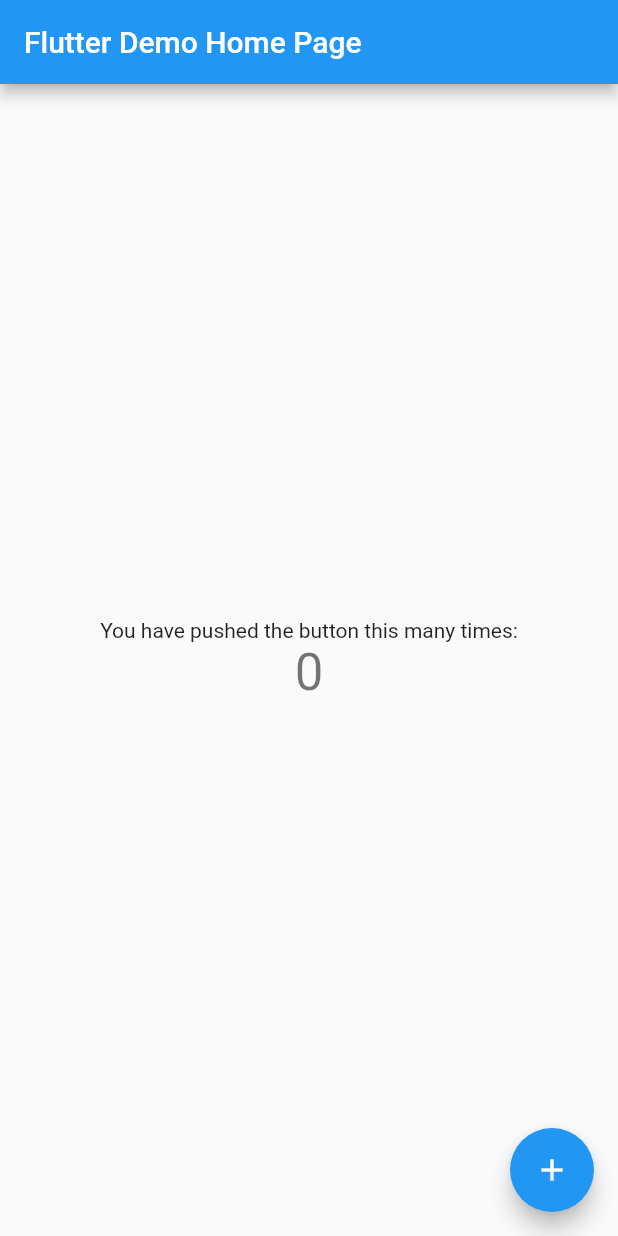
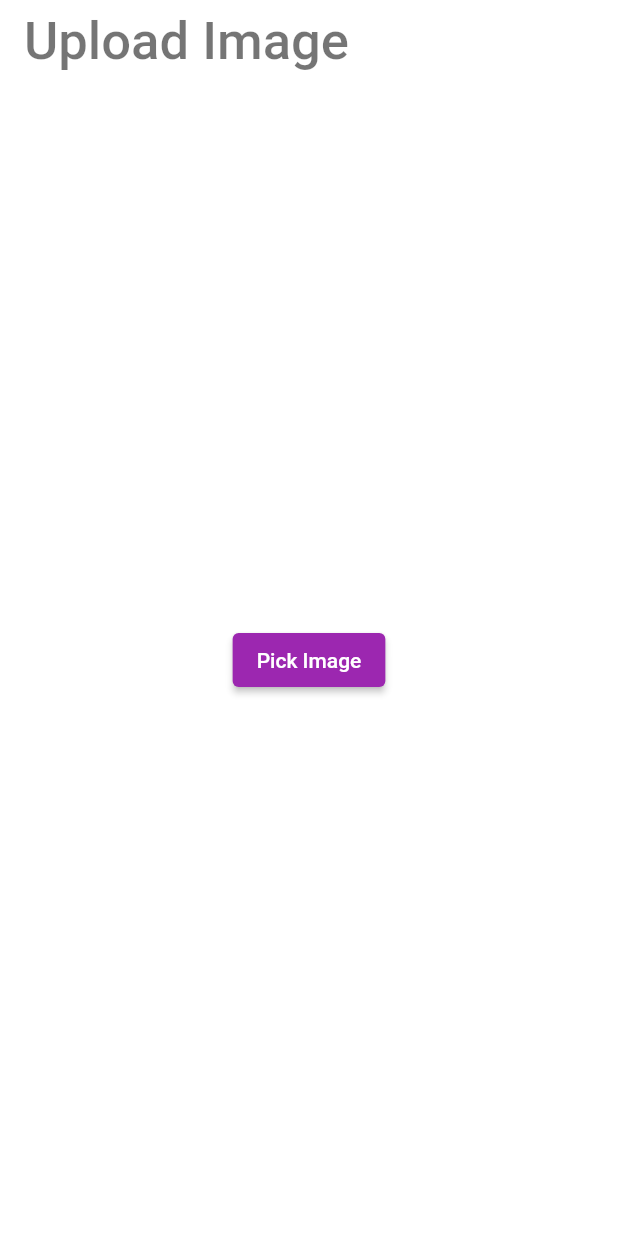
Before and after one commit to Sirsho29/veda_flutter_assgn, a Flutter app: the screen it shows after launch, on a phone screen of 412 x 824 dp. Run offline on Flutter 3.47's test engine with Material 2 defaults, Android fonts, the phone set to English and light mode, and no system bars; our stand-ins replace fluttertoast, image_picker.

Commit message:
assignment updated

```diff
--- a/lib/main.dart
+++ b/lib/main.dart
@@ -1,113 +1,20 @@
 import 'package:flutter/material.dart';
+import 'package:veda_flutter_assgn/upload.dart';
 
 void main() {
   runApp(MyApp());
 }
 
 class MyApp extends StatelessWidget {
-  // This widget is the root of your application.
   @override
   Widget build(BuildContext context) {
     return MaterialApp(
-      title: 'Flutter Demo',
+      title: 'Veda enterprises',
+      debugShowCheckedModeBanner: false,
       theme: ThemeData(
-        // This is the theme of your application.
-        //
-        // Try running your application with "flutter run". You'll see the
-        // application has a blue toolbar. Then, without quitting the app, try
-        // changing the primarySwatch below to Colors.green and then invoke
-        // "hot reload" (press "r" in the console where you ran "flutter run",
-        // or simply save your changes to "hot reload" in a Flutter IDE).
-        // Notice that the counter didn't reset back to zero; the application
-        // is not restarted.
         primarySwatch: Colors.blue,
       ),
-      home: MyHomePage(title: 'Flutter Demo Home Page'),
+      home: ImageUploadPage(),
     );
   }
 }
-
-class MyHomePage extends StatefulWidget {
-  MyHomePage({Key? key, required this.title}) : super(key: key);
-
-  // This widget is the home page of your application. It is stateful, meaning
-  // that it has a State object (defined below) that contains fields that affect
-  // how it looks.
-
-  // This class is the configuration for the state. It holds the values (in this
-  // case the title) provided by the parent (in this case the App widget) and
-  // used by the build method of the State. Fields in a Widget subclass are
-  // always marked "final".
-
-  final String title;
-
-  @override
-  _MyHomePageState createState() => _MyHomePageState();
-}
-
-class _MyHomePageState extends State<MyHomePage> {
-  int _counter = 0;
-
-  void _incrementCounter() {
-    setState(() {
-      // This call to setState tells the Flutter framework that something has
-      // changed in this State, which causes it to rerun the build method below
-      // so that the display can reflect the updated values. If we changed
-      // _counter without calling setState(), then the build method would not be
-      // called again, and so nothing would appear to happen.
-      _counter++;
-    });
-  }
-
-  @override
-  Widget build(BuildContext context) {
-    // This method is rerun every time setState is called, for instance as done
-    // by the _incrementCounter method above.
-    //
-    // The Flutter framework has been optimized to make rerunning build methods
-    // fast, so that you can just rebuild anything that needs updating rather
-    // than having to individually change instances of widgets.
-    return Scaffold(
-      appBar: AppBar(
-        // Here we take the value from the MyHomePage object that was created by
-        // the App.build method, and use it to set our appbar title.
-        title: Text(widget.title),
-      ),
-      body: Center(
-        // Center is a layout widget. It takes a single child and positions it
-        // in the middle of the parent.
-        child: Column(
-          // Column is also a layout widget. It takes a list of children and
-          // arranges them vertically. By default, it sizes itself to fit its
-          // children horizontally, and tries to be as tall as its parent.
-          //
-          // Invoke "debug painting" (press "p" in the console, choose the
-          // "Toggle Debug Paint" action from the Flutter Inspector in Android
-          // Studio, or the "Toggle Debug Paint" command in Visual Studio Code)
-          // to see the wireframe for each widget.
-          //
-          // Column has various properties to control how it sizes itself and
-          // how it positions its children. Here we use mainAxisAlignment to
-          // center the children vertically; the main axis here is the vertical
-          // axis because Columns are vertical (the cross axis would be
-          // horizontal).
-          mainAxisAlignment: MainAxisAlignment.center,
-          children: <Widget>[
-            Text(
-              'You have pushed the button this many times:',
-            ),
-            Text(
-              '$_counter',
-              style: Theme.of(context).textTheme.headline4,
-            ),
-          ],
-        ),
-      ),
-      floatingActionButton: FloatingActionButton(
-        onPressed: _incrementCounter,
-        tooltip: 'Increment',
-        child: Icon(Icons.add),
-      ), // This trailing comma makes auto-formatting nicer for build methods.
-    );
-  }
-}
--- /dev/null
+++ b/lib/upload.dart
@@ -0,0 +1,171 @@
+import 'dart:developer';
+import 'dart:io';
+
+import 'package:flutter/material.dart';
+import 'package:fluttertoast/fluttertoast.dart';
+import 'package:image_picker/image_picker.dart';
+import 'package:veda_flutter_assgn/utils.dart';
+
+import 'package:http/http.dart' as http;
+
+class ImageUploadPage extends StatefulWidget {
+  @override
+  _ImageUploadPageState createState() => _ImageUploadPageState();
+}
+
+class _ImageUploadPageState extends State<ImageUploadPage> {
+  String imgPath;
+  double uploadLoadingProgress;
+
+  /// Function for picking image using image_picker library
+  void selectImage() {
+    ImagePicker().pickImage(source: ImageSource.gallery).then((value) async {
+      if (value != null) {
+        setState(() {
+          imgPath = value.path;
+        });
+      }
+    });
+  }
+
+  /// Upload image as multipart to given API
+  void uploadImg() async {
+    if (imgPath == null) {
+    } else {
+      try {
+        final request = MultipartRequest(
+          'POST',
+          Uri.parse("https://codelime.in/api/remind-app-token"),
+          onProgress: (int bytes, int total) {
+            final progress = bytes / total;
+            setState(() {
+              uploadLoadingProgress = progress;
+            });
+            // print('progress: $progress ($bytes/$total)');
+          },
+        );
+        request.files.add(
+          await http.MultipartFile.fromPath(
+            'file',
+            imgPath,
+          ),
+        );
+
+        final http.StreamedResponse streamedResponse = await request.send();
+        final http.Response res =
+            await http.Response.fromStream(streamedResponse);
+        print(res.statusCode);
+        setState(() {
+          uploadLoadingProgress = null;
+        });
+        log(res.body);
+
+        showDialog(
+            context: context,
+            builder: (ctx) => AlertDialog(
+                  title: Text(res.statusCode == 200 ? "Success!" : "Failed"),
+                  content: Text(res.statusCode == 200
+                      ? "Image uploaded successfully!!"
+                      : "Image upload failed. Please try again!!"),
+                  actions: [
+                    TextButton(
+                      onPressed: () {
+                        Navigator.of(context).pop();
+                      },
+                      child: Text("Close"),
+                    ),
+                    TextButton(
+                      onPressed: () {
+                        Navigator.of(context).pop();
+                        selectImage();
+                      },
+                      child: Text("Pick another image"),
+                    ),
+                  ],
+                ));
+      } catch (e) {
+        setState(() {
+          uploadLoadingProgress = null;
+        });
+        Fluttertoast.showToast(msg: "Some error took place");
+      }
+    }
+  }
+
+  @override
+  Widget build(BuildContext context) {
+    final Size size = MediaQuery.of(context).size;
+    return Scaffold(
+      backgroundColor: Colors.white,
+      appBar: AppBar(
+        backgroundColor: Colors.white,
+        title: Text(
+          "Upload Image",
+          style: TextStyle(
+            color: Colors.black54,
+            fontSize: 35,
+          ),
+        ),
+        elevation: 0,
+      ),
+      body: Column(
+        mainAxisAlignment: MainAxisAlignment.spaceEvenly,
+        children: [
+          //Display image for verification only if image is selected
+          if (imgPath != null)
+            Center(
+              child: Container(
+                height: size.height / 2,
+                width: size.width - 30,
+                child: GestureDetector(
+                  onTap: selectImage,
+                  child: Icon(
+                    Icons.edit,
+                    color: Colors.white70,
+                    size: 70,
+                  ),
+                ),
+                decoration: BoxDecoration(
+                  image: DecorationImage(
+                    image: FileImage(
+                      File(imgPath),
+                    ),
+                    colorFilter:
+                        ColorFilter.mode(Colors.black26, BlendMode.darken),
+                  ),
+                ),
+              ),
+            ),
+          // Show the progress indicator if uploading, otherwise show button for picking and uploading image
+          uploadLoadingProgress != null
+              ? Row(
+                  mainAxisAlignment: MainAxisAlignment.center,
+                  children: [
+                    CircularProgressIndicator(
+                      value: uploadLoadingProgress,
+                    ),
+                    SizedBox(
+                      width: 10,
+                    ),
+                    Text("Uploading... " +
+                        (uploadLoadingProgress * 100).toStringAsFixed(2) +
+                        " %"),
+                  ],
+                )
+              : Center(
+                  child: ElevatedButton(
+                    onPressed: imgPath == null ? selectImage : uploadImg,
+                    child: Text(
+                      imgPath == null ? "Pick Image" : "Upload",
+                      style: TextStyle(color: Colors.white),
+                    ),
+                    style: ElevatedButton.styleFrom(
+                      primary: Colors.purple,
+                    ),
+                  ),
+                ),
+        ],
+      ),
+    );
+  }
+}
--- /dev/null
+++ b/lib/utils.dart
@@ -0,0 +1,34 @@
+import 'dart:async';
+
+import 'package:http/http.dart' as http;
+
+class MultipartRequest extends http.MultipartRequest {
+  /// Creates a new [MultipartRequest].
+  MultipartRequest(
+    String method,
+    Uri url, {
+    this.onProgress,
+  }) : super(method, url);
+
+  final void Function(int bytes, int totalBytes) onProgress;
+
+  /// Freezes all mutable fields and returns a single-subscription [ByteStream]
+  /// that will emit the request body.
+  http.ByteStream finalize() {
+    final byteStream = super.finalize();
+    if (onProgress == null) return byteStream;
+
+    final total = this.contentLength;
+    int bytes = 0;
+
+    final t = StreamTransformer.fromHandlers(
+      handleData: (List<int> data, EventSink<List<int>> sink) {
+        bytes += data.length;
+        onProgress(bytes, total);
+        sink.add(data);
+      },
+    );
+    final stream = byteStream.transform(t);
+    return http.ByteStream(stream);
+  }
+}
--- a/pubspec.yaml
+++ b/pubspec.yaml
@@ -18,11 +18,14 @@
 version: 1.0.0+1
 
 environment:
-  sdk: ">=2.12.0 <3.0.0"
+  sdk: ">=2.11.0 <3.0.0"
 
 dependencies:
   flutter:
     sdk: flutter
+  http: ^0.13.3
+  image_picker: ^0.8.4
+  fluttertoast: ^8.0.7
 
 
   # The following adds the Cupertino Icons font to your application.
```
Also changed, not shown: pubspec.lock (added).
